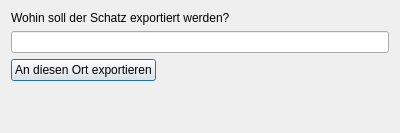
Old version of the form exportdialog.ui in the repository Makozer/NpPartitionManager.
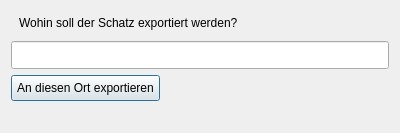
New version of the form.

Commit message: export liefert jetzt auch solution, tabindex ist jetzt integriert, buttons koennen jetzt per enter gedrueckt werden.

Diff of the .ui file:
```diff
--- a/exportdialog.ui
+++ b/exportdialog.ui
@@ -13,6 +13,15 @@
   <property name="windowTitle">
    <string>Schatz exportieren</string>
   </property>
+  <property name="styleSheet">
+   <string notr="true">QWidget {
+font:10pt &quot;MS Shell Dlg 2&quot;;
+padding:5px;
+}
+
+
+</string>
+  </property>
   <layout class="QFormLayout" name="formLayout">
    <item row="0" column="0">
     <widget class="QLabel" name="lbl_wohinSollExport">
```
The commit also changes 4 other files.
